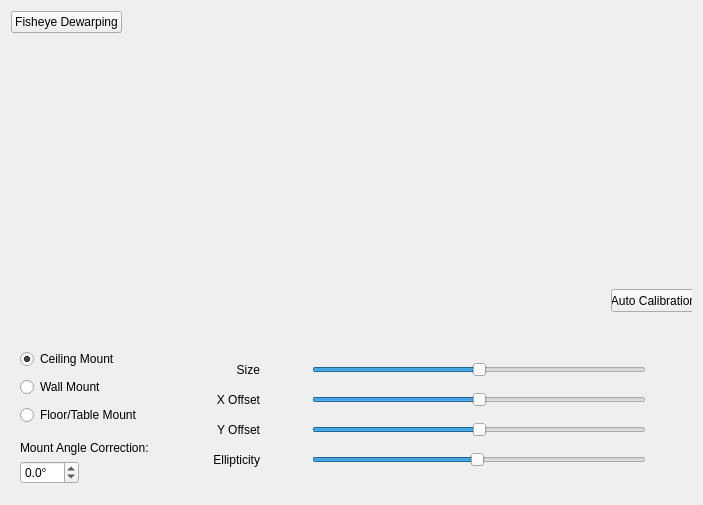
The window that client/nx_client_desktop/src/ui/widgets/properties/fisheye_settings_widget.ui (networkoptix/nx_open) describes before a commit, drawn with Qt 5.
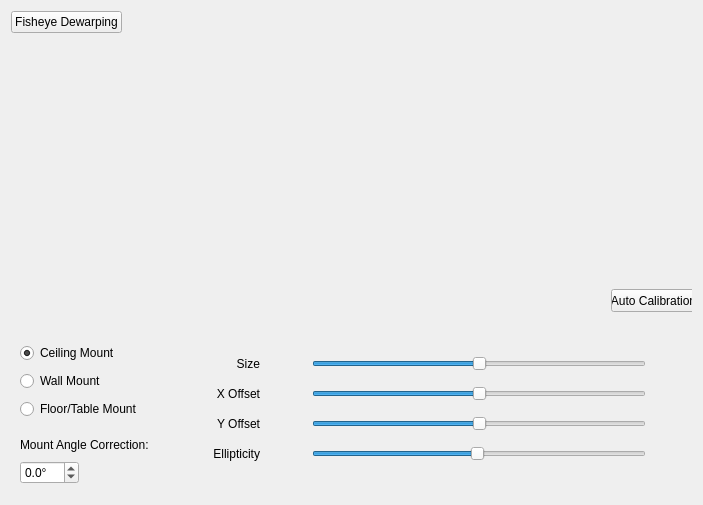
The same window after the commit. Custom widgets are drawn as their Qt base class.

Commit message:
VMS-9540 VMS-9541 Fixed layout issues for help tooltips
<==== Mercurial data ====>
Branch: vms_3.2_dev

The edit to the form file:
```diff
--- a/client/nx_client_desktop/src/ui/widgets/properties/fisheye_settings_widget.ui
+++ b/client/nx_client_desktop/src/ui/widgets/properties/fisheye_settings_widget.ui
@@ -115,11 +115,11 @@
             <number>0</number>
            </property>
            <item>
-             <layout class="QHBoxLayout" name="angleCorrectionLayout" stretch="0,1">
+            <layout class="QHBoxLayout" name="angleCorrectionLayout" stretch="0,0,0">
                <item>
                  <widget class="QLabel" name="label">
                    <property name="sizePolicy">
-                     <sizepolicy hsizetype="Preferred" vsizetype="Fixed">
+                <sizepolicy hsizetype="Preferred" vsizetype="Preferred">
                        <horstretch>0</horstretch>
                        <verstretch>0</verstretch>
                      </sizepolicy>
@@ -139,6 +139,19 @@
                    </property>
                  </widget>
                </item>
+             <item>
+              <spacer name="horizontalSpacer_2">
+               <property name="orientation">
+                <enum>Qt::Horizontal</enum>
+               </property>
+               <property name="sizeHint" stdset="0">
+                <size>
+                 <width>40</width>
+                 <height>20</height>
+                </size>
+               </property>
+              </spacer>
+             </item>
              </layout>
            </item>
            <item>
@@ -583,17 +596,17 @@
   </layout>
  </widget>
  <customwidgets>
+  <customwidget>
+   <class>nx::client::desktop::HintButton</class>
+   <extends>QWidget</extends>
+   <header location="global">nx/client/desktop/common/widgets/hint_button.h</header>
+  </customwidget>
   <customwidget>
    <class>QnFisheyeCalibrationWidget</class>
    <extends>QWidget</extends>
    <header location="global">ui/widgets/fisheye/fisheye_calibration_widget.h</header>
    <container>1</container>
   </customwidget>
-  <customwidget>
-    <class>nx::client::desktop::HintButton</class>
-    <extends>QWidget</extends>
-    <header location="global">nx/client/desktop/common/widgets/hint_button.h</header>
-  </customwidget>
  </customwidgets>
  <tabstops>
   <tabstop>fisheyeEnabledButton</tabstop>
```
Left out of the diff: 2 changed lines with no effect on the pictures. Lines whose indentation alone changed are shown as unchanged. The commit also changes 3 other files.
